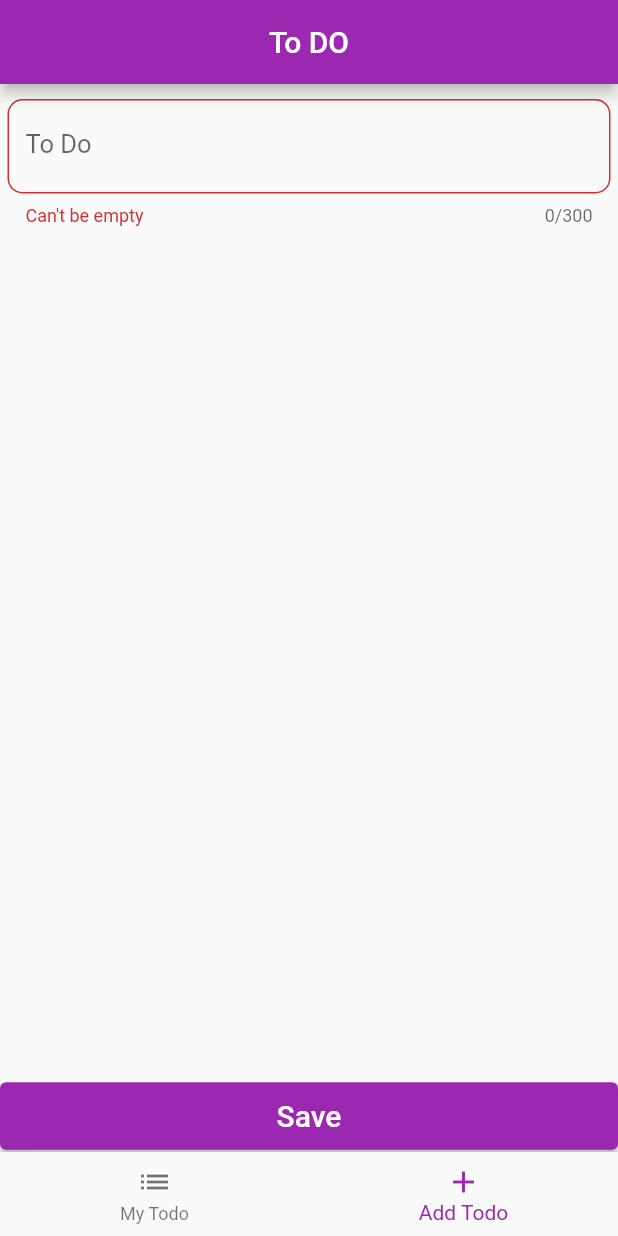
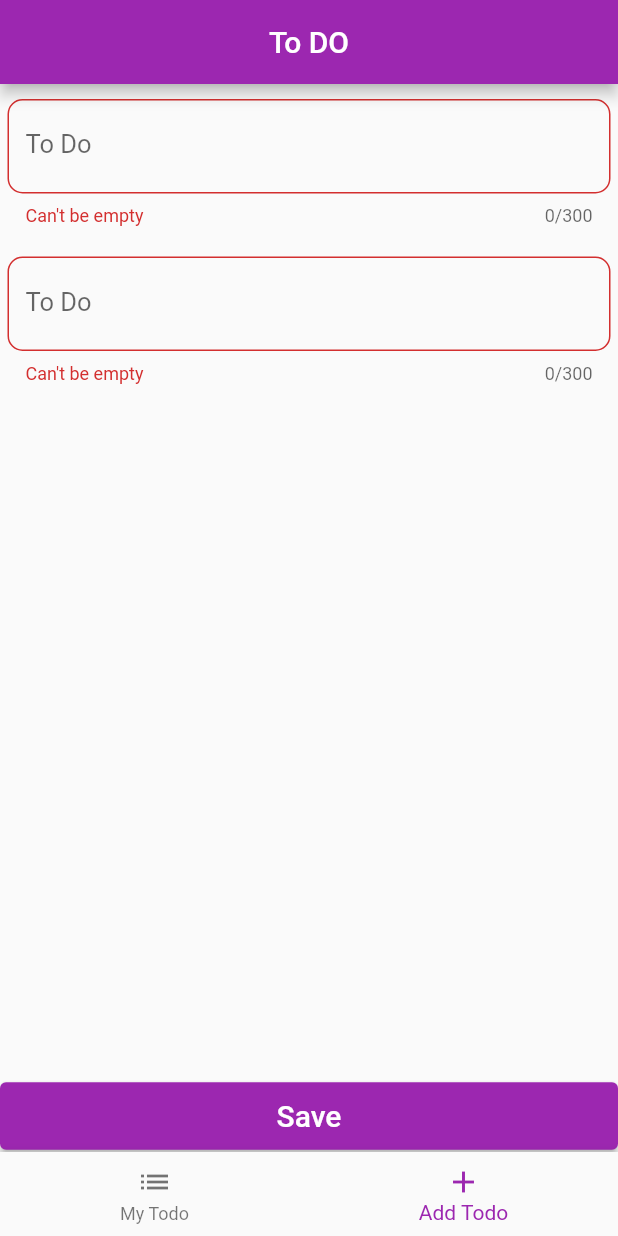
Before and after one commit to sajidshaikh20/learningflutter, a Flutter app: the screen it shows after launch, item 2 of the bottom bar chosen, after a tap on "Save", on a phone screen of 412 x 824 dp. Run offline on Flutter 3.47's test engine with Material 2 defaults, Android fonts, the light colour scheme and no system bars.

Commit message:
added object

```diff
--- /dev/null
+++ b/lib/model/todo.dart
@@ -0,0 +1,7 @@
+class ToDo {
+  String date;
+  String title;
+  String message;
+
+  ToDo({required this.date, required this.message, required this.title});
+}
--- a/lib/screens/home.dart
+++ b/lib/screens/home.dart
@@ -1,8 +1,9 @@
 import 'package:flutter/material.dart';
+import 'package:learningflutter/model/todo.dart';
 import 'package:learningflutter/screens/todo_add.dart';
 import 'package:learningflutter/screens/todo_item.dart';
 
-List<String> todo = [];
+List<ToDo> todo = <ToDo>[];
 
 class Home extends StatefulWidget {
   Home({
--- a/lib/screens/todo_add.dart
+++ b/lib/screens/todo_add.dart
@@ -1,4 +1,5 @@
 import 'package:flutter/material.dart';
+import 'package:learningflutter/model/todo.dart';
 import 'package:learningflutter/screens/home.dart';
 import 'package:learningflutter/screens/todo_item.dart';
 
@@ -10,7 +11,8 @@ class TodoAdd extends StatefulWidget {
 }
 
 class _TodoAddState extends State<TodoAdd> {
-  TextEditingController textEditingController = TextEditingController();
+  TextEditingController titleController = TextEditingController();
+  TextEditingController messageController = TextEditingController();
 
   bool validated = true;
   String error = "";
@@ -25,7 +27,25 @@ class _TodoAddState extends State<TodoAdd> {
         Padding(
           padding: const EdgeInsets.symmetric(vertical: 10, horizontal: 5),
           child: TextField(
-            controller: textEditingController,
+            controller: titleController,
+            cursorHeight: 30,
+            maxLines: 2,
+            minLines: 1,
+            maxLength: 300,
+            style: TextStyle(fontSize: 20),
+            decoration: InputDecoration(
+                errorText: validated ? null : error,
+                labelText: "To Do",
+                labelStyle: TextStyle(fontSize: 17),
+                hintText: "enter text ",
+                border: OutlineInputBorder(
+                    borderRadius: BorderRadius.circular(10))),
+          ),
+        ),
+        Padding(
+          padding: const EdgeInsets.symmetric(vertical: 10, horizontal: 5),
+          child: TextField(
+            controller: messageController,
             cursorHeight: 30,
             maxLines: 6,
             minLines: 1,
@@ -46,17 +66,28 @@ class _TodoAddState extends State<TodoAdd> {
               ElevatedButton.styleFrom(minimumSize: Size(double.infinity, 45)),
           onPressed: () {
             setState(() {
-              if (textEditingController.text.isEmpty) {
+              if (messageController.text.isEmpty) {
                 validated = false;
                 error = "Can't be empty";
-              } else if (textEditingController.text.length > 300) {
+              } else if (messageController.text.length > 300) {
                 validated = false;
                 error = "Too many haracters";
               } else {
-                todo.add(textEditingController.text);
-                textEditingController.clear();
+                //add data in the list of type ToDo
+                var messageValue = messageController.text;
+                var titleValue = titleController.text; // ""
+
+                DateTime dt = DateTime.now();
+
+                String dateValue = '${dt.day}/${dt.month}/${dt.year}';
+
+                ToDo value = ToDo(
+                    date: dateValue, message: messageValue, title: titleValue);
+
+                todo.add(value);
+
+                messageController.clear();
                 validated = true;
-
                 widget.updateState();
               }
             });
--- a/lib/screens/todo_item.dart
+++ b/lib/screens/todo_item.dart
@@ -22,7 +22,10 @@ class _TodoItemState extends State<TodoItem> {
             itemCount: todo.length,
             itemBuilder: (context, index) {
               return CardItem(
-                message: todo[todo.length - 1 - index],
+                obj: todo[todo.length - 1 - index],
+                // message: todo[todo.length - 1 - index].message,
+                // date: todo[todo.length - 1 - index].date,
+                // title: todo[todo.length - 1 - index].title,
               );
             },
           ))
--- a/lib/widgets/card_item.dart
+++ b/lib/widgets/card_item.dart
@@ -1,9 +1,10 @@
 import 'package:flutter/material.dart';
+import 'package:learningflutter/model/todo.dart';
 import 'package:learningflutter/screens/home.dart';
 
 class CardItem extends StatelessWidget {
-  const CardItem({Key? key, required this.message}) : super(key: key);
-  final String message;
+  const CardItem({Key? key, required this.obj}) : super(key: key);
+  final ToDo obj;
 
   @override
   Widget build(BuildContext context) {
@@ -21,14 +22,15 @@ class CardItem extends StatelessWidget {
             Padding(
               padding:
                   const EdgeInsets.symmetric(horizontal: 5.0, vertical: 5.0),
-              child: Text('5 Oct 2021'),
+              child: Text(obj.date),
             ),
+            Text(obj.title),
             Align(
               alignment: Alignment.centerLeft,
               child: Padding(
                 padding: const EdgeInsets.all(5.0),
                 child: Text(
-                  message,
+                  obj.message,
                   style: TextStyle(fontSize: 17.0),
                 ),
               ),
```
